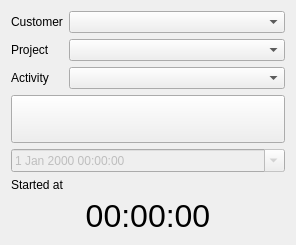
Qt form src/app/activitywidget.ui (AlexandrePTJ/kemai) before a commit.
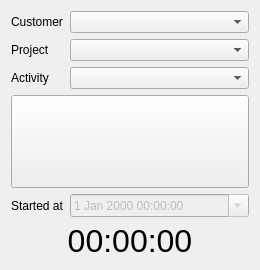
The same form after that commit. Icons and pictures are not drawn.

Commit message: Fix activity layout

Patch:
```diff
--- a/src/app/activitywidget.ui
+++ b/src/app/activitywidget.ui
@@ -6,8 +6,8 @@
    <rect>
     <x>0</x>
     <y>0</y>
-    <width>296</width>
-    <height>245</height>
+    <width>260</width>
+    <height>270</height>
    </rect>
   </property>
   <property name="windowTitle">
@@ -49,9 +49,7 @@
      <item row="2" column="1">
       <widget class="QComboBox" name="cbActivity"/>
      </item>
-    </layout>
-   </item>
-   <item>
+     <item row="3" column="0" colspan="2">
     <widget class="QPushButton" name="btStartStop">
      <property name="sizePolicy">
       <sizepolicy hsizetype="Minimum" vsizetype="Expanding">
@@ -80,7 +78,14 @@
      </property>
     </widget>
    </item>
-   <item>
+     <item row="4" column="0">
+      <widget class="QLabel" name="lbStartedAt">
+       <property name="text">
+        <string>Started at</string>
+       </property>
+      </widget>
+     </item>
+     <item row="4" column="1">
     <widget class="QDateTimeEdit" name="dteStartedAt">
      <property name="enabled">
       <bool>false</bool>
@@ -90,12 +95,7 @@
      </property>
     </widget>
    </item>
-   <item>
-    <widget class="QLabel" name="lbStartedAt">
-     <property name="text">
-      <string>Started at</string>
-     </property>
-    </widget>
+    </layout>
    </item>
    <item>
     <widget class="QLabel" name="lbDurationTime">
```
Lines whose indentation alone changed are shown as unchanged.
